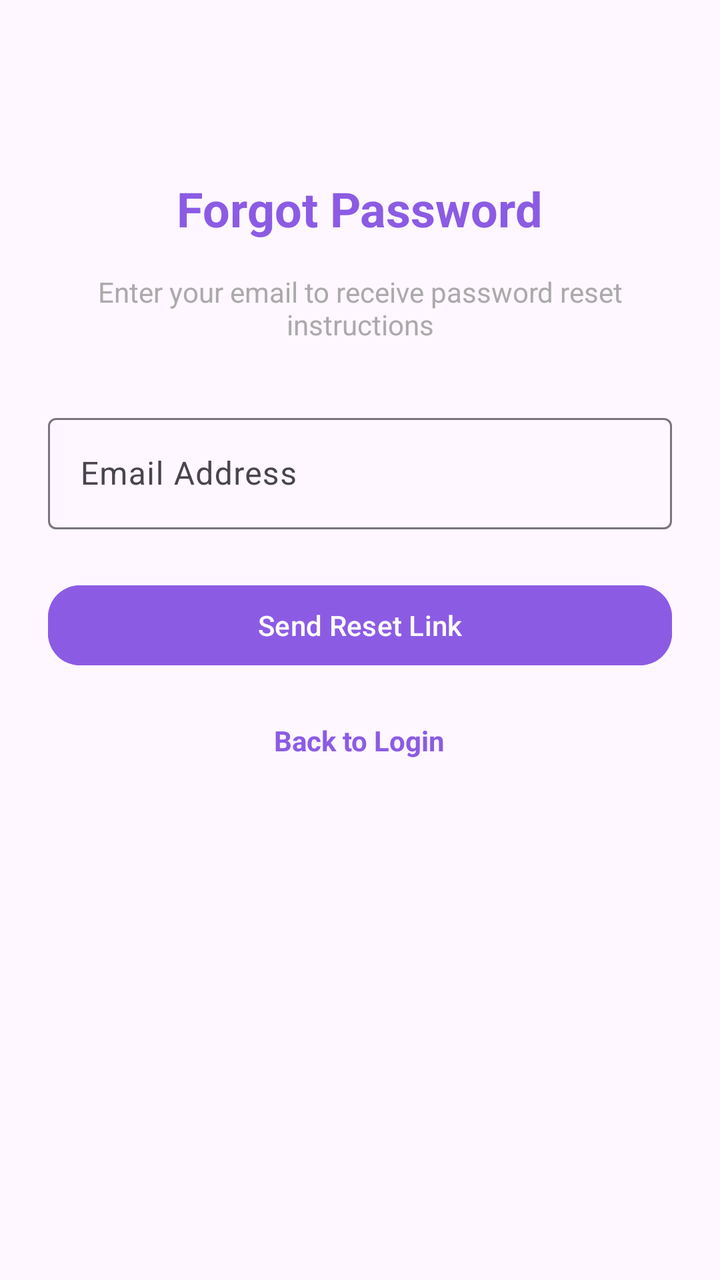
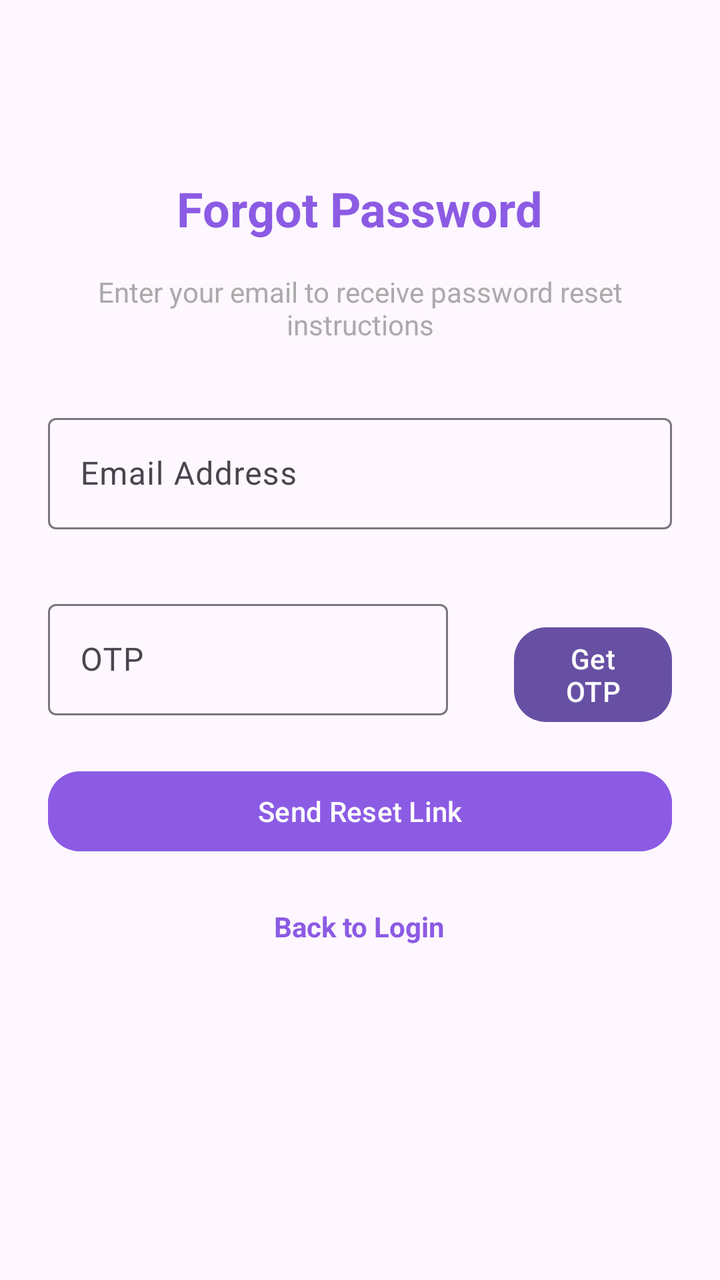

Compare the two renders of this Android layout. The source of the first and the diff that turns it into the second are given below.
<!-- AndroidManifest.xml: application theme Theme.SpringToDo -->
<!-- res/layout/activity_forgot_password.xml -->
<?xml version="1.0" encoding="utf-8"?>
<RelativeLayout
    xmlns:android="http://schemas.android.com/apk/res/android"
    xmlns:app="http://schemas.android.com/apk/res-auto"
    xmlns:tools="http://schemas.android.com/tools"
    android:id="@+id/main"
    android:layout_width="match_parent"
    android:layout_height="match_parent"
    android:padding="24dp"
    tools:context=".ForgotPasswordActivity">

    
    <TextView
        android:id="@+id/tvTitle"
        android:layout_width="wrap_content"
        android:layout_height="wrap_content"
        android:text="Forgot Password"
        android:textSize="24sp"
        android:textStyle="bold"
        android:textColor="#8C5BE4"
        android:layout_centerHorizontal="true"
        android:layout_marginTop="64dp" />

    
    <TextView
        android:id="@+id/tvSubtitle"
        android:layout_width="match_parent"
        android:layout_height="wrap_content"
        android:text="Enter your email to receive password reset instructions"
        android:textColor="@android:color/darker_gray"
        android:textSize="14sp"
        android:gravity="center"
        android:layout_below="@id/tvTitle"
        android:layout_marginTop="16dp" />

    
    <com.google.android.material.textfield.TextInputLayout
        android:id="@+id/emailInputLayout"
        android:layout_width="match_parent"
        android:layout_height="wrap_content"
        android:hint="Email Address"
        android:layout_below="@id/tvSubtitle"
        android:layout_marginTop="32dp">

        <com.google.android.material.textfield.TextInputEditText
            android:id="@+id/edtEmail"
            android:layout_width="match_parent"
            android:layout_height="wrap_content"
            android:inputType="textEmailAddress" />
    </com.google.android.material.textfield.TextInputLayout>

    
    <com.google.android.material.button.MaterialButton
        android:id="@+id/btnSendReset"
        android:layout_width="match_parent"
        android:layout_height="wrap_content"
        android:text="Send Reset Link"
        android:textColor="@android:color/white"
        android:backgroundTint="#8C5BE4"
        app:cornerRadius="16dp"
        android:layout_below="@id/emailInputLayout"
        android:layout_marginTop="24dp" />

    
    <TextView
        android:id="@+id/tvBackToLogin"
        android:layout_width="wrap_content"
        android:layout_height="wrap_content"
        android:text="Back to Login"
        android:textSize="14sp"
        android:textStyle="bold"
        android:textColor="#8C5BE4"
        android:clickable="true"
        android:focusable="true"
        android:layout_below="@id/btnSendReset"
        android:layout_centerHorizontal="true"
        android:layout_marginTop="24dp" />

</RelativeLayout>
<!-- resources referenced by this layout -->
<resources>
  <style name="Theme.SpringToDo" parent="Base.Theme.SpringToDo" />
  <style name="Base.Theme.SpringToDo" parent="Theme.Material3.DayNight.NoActionBar">
          
          
      </style>
</resources>

<!-- the commit's change to res/layout/activity_forgot_password.xml (unified diff, before → after) -->
@@ -49,7 +49,34 @@
             android:inputType="textEmailAddress" />
     </com.google.android.material.textfield.TextInputLayout>
 
+
+    <com.google.android.material.textfield.TextInputLayout
+        android:id="@+id/otpInputLayout"
+        android:layout_width="wrap_content"
+        android:layout_height="wrap_content"
+        android:hint="OTP"
+        android:layout_below="@id/emailInputLayout"
+        android:layout_marginTop="32dp">
+
+        <com.google.android.material.textfield.TextInputEditText
+            android:id="@+id/edtOtp"
+            android:layout_width="200dp"
+            android:layout_height="wrap_content"
+            android:inputType="number" />
+    </com.google.android.material.textfield.TextInputLayout>
+
     
+    <com.google.android.material.button.MaterialButton
+        android:layout_width="wrap_content"
+        android:layout_height="wrap_content"
+        android:layout_below="@+id/emailInputLayout"
+        android:layout_marginLeft="33dp"
+        android:layout_marginTop="45dp"
+        android:id="@+id/otpButton"
+        android:text="Get OTP"
+        android:layout_toRightOf="@+id/otpInputLayout"
+        app:cornerRadius="16dp"/>
+
     <com.google.android.material.button.MaterialButton
         android:id="@+id/btnSendReset"
         android:layout_width="match_parent"
@@ -58,7 +85,7 @@
         android:textColor="@android:color/white"
         android:backgroundTint="#8C5BE4"
         app:cornerRadius="16dp"
-        android:layout_below="@id/emailInputLayout"
+        android:layout_below="@id/otpInputLayout"
         android:layout_marginTop="24dp" />
 
     
